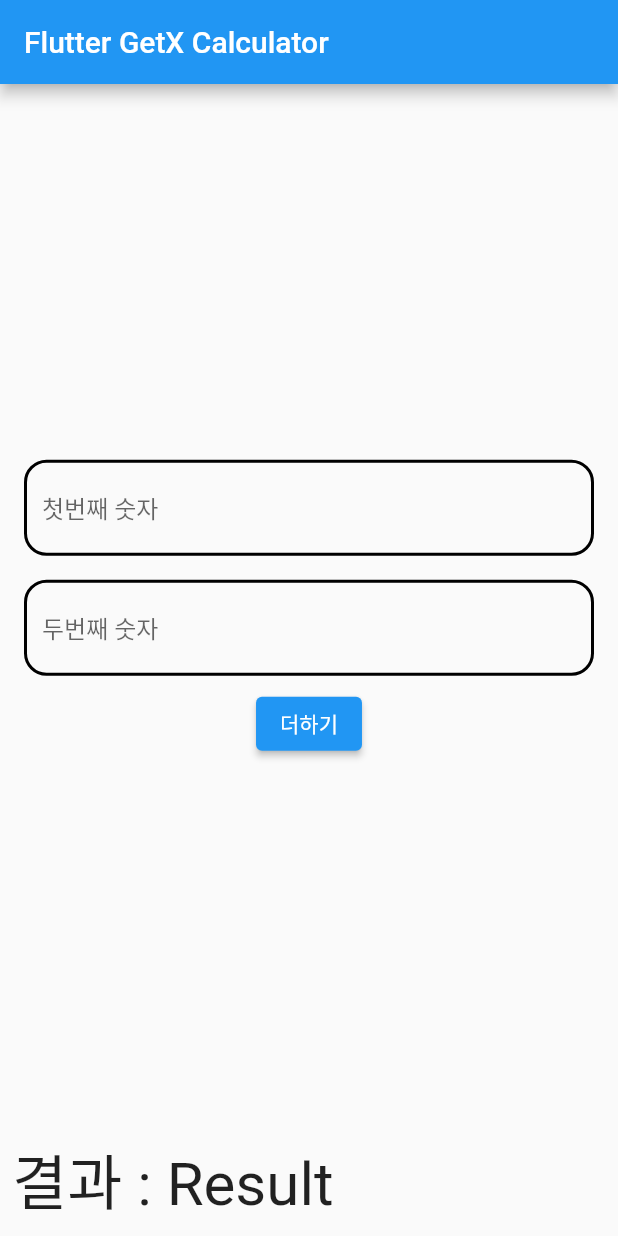
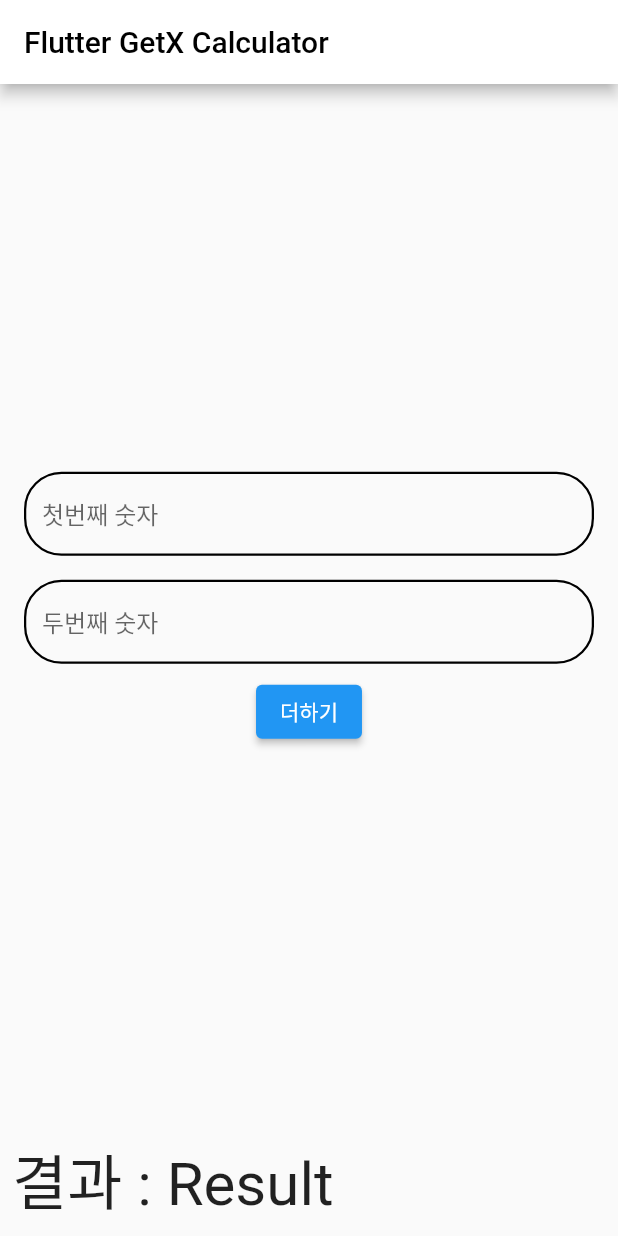
Before and after one commit to SangWook16074/flutter_getx_calculator, a Flutter app: the screen it shows after launch, on a phone screen of 412 x 824 dp. Run offline on Flutter 3.47's test engine with Material 2 defaults, Android fonts, the phone set to English and light mode, and no system bars.

Commit message:
UI 변경

```diff
--- a/lib/main.dart
+++ b/lib/main.dart
@@ -11,8 +11,11 @@
 
   @override
   Widget build(BuildContext context) {
-    return const MaterialApp(
-      home: App(),
+    return MaterialApp(
+      theme: ThemeData(
+          appBarTheme: const AppBarTheme(
+              backgroundColor: Colors.white, foregroundColor: Colors.black)),
+      home: const App(),
     );
   }
 }
--- a/lib/src/components/input_field.dart
+++ b/lib/src/components/input_field.dart
@@ -13,15 +13,18 @@
   @override
   Widget build(BuildContext context) {
     return TextField(
+      keyboardType: TextInputType.number,
       controller: controller,
+      cursorColor: Colors.black,
       decoration: InputDecoration(
+        isDense: true,
         border: InputBorder.none,
         focusedBorder: OutlineInputBorder(
-            borderSide: const BorderSide(color: Colors.blue, width: 2.0),
-            borderRadius: BorderRadius.circular(15.0)),
+            borderSide: const BorderSide(color: Colors.blue, width: 1.5),
+            borderRadius: BorderRadius.circular(25.0)),
         enabledBorder: OutlineInputBorder(
-            borderSide: const BorderSide(color: Colors.black, width: 2.0),
-            borderRadius: BorderRadius.circular(15.0)),
+            borderSide: const BorderSide(color: Colors.black, width: 1.5),
+            borderRadius: BorderRadius.circular(25.0)),
         hintText: hintText,
       ),
     );
--- a/lib/src/view/app.dart
+++ b/lib/src/view/app.dart
@@ -6,7 +6,9 @@
 
   @override
   Widget build(BuildContext context) {
-    return Scaffold(
+    return GestureDetector(
+      onTap: () => FocusScope.of(context).unfocus(),
+      child: Scaffold(
         appBar: AppBar(
           title: const Text('Flutter GetX Calculator'),
         ),
@@ -22,6 +24,7 @@
           ),
         ),
         bottomNavigationBar: _result(),
+      ),
     );
   }
 
```
Lines whose indentation alone changed are shown as unchanged.
